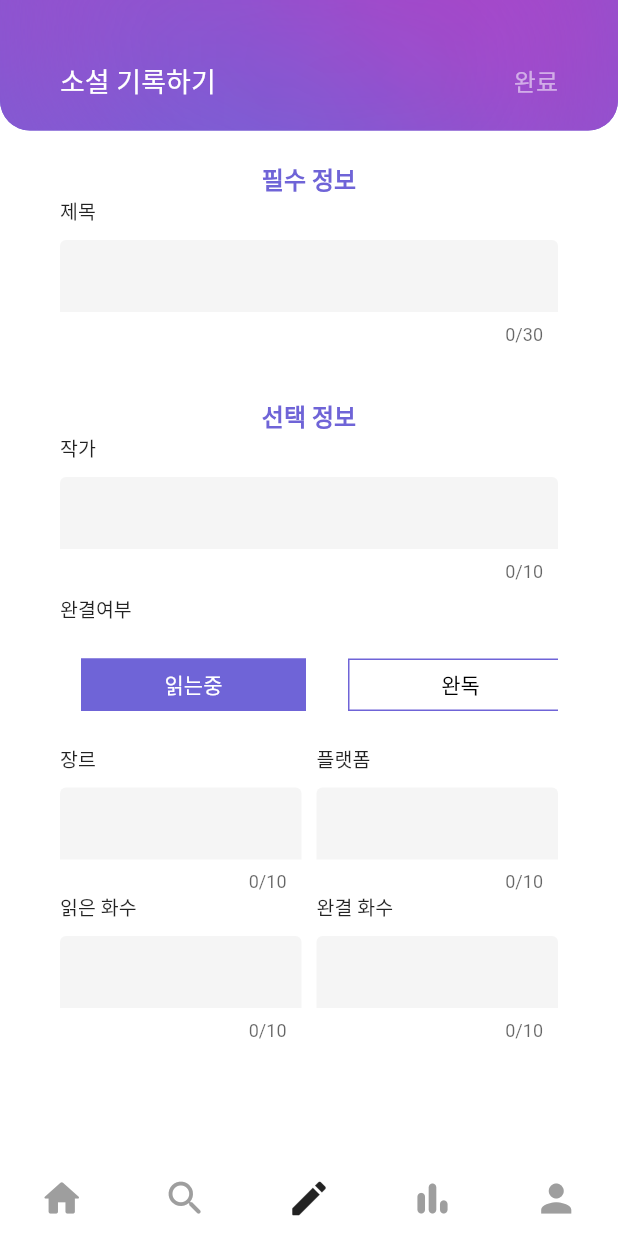
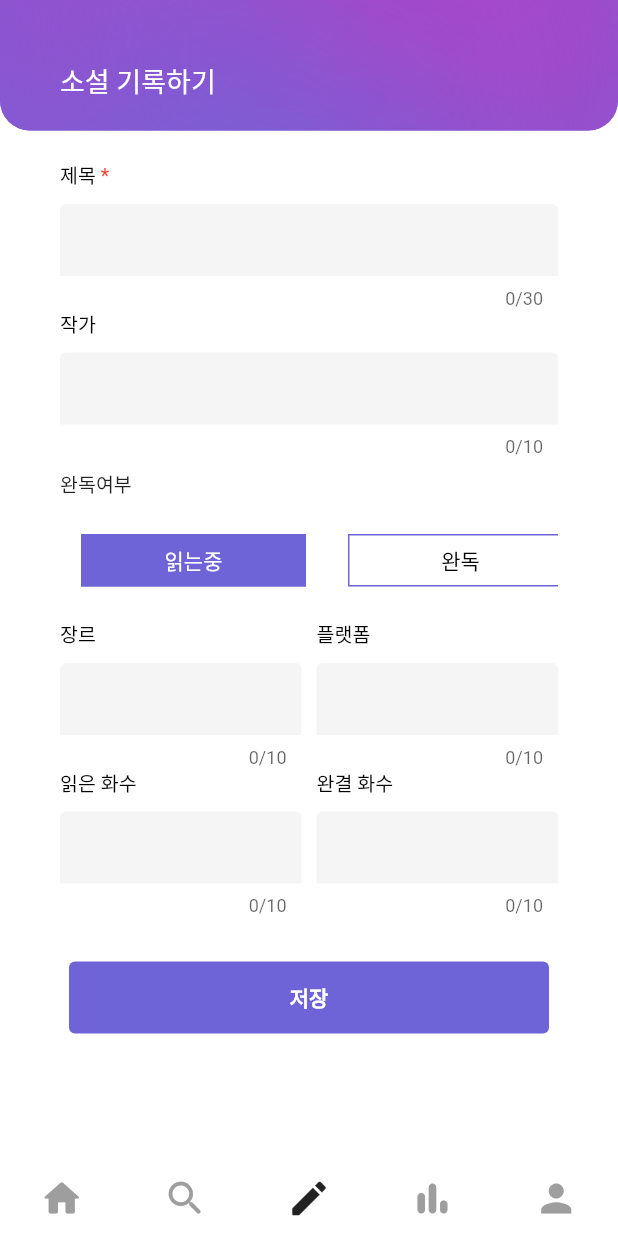
Before and after one commit to soyeon-noh/About, a Flutter app: the screen it shows after launch, item 3 of the bottom bar chosen, on a phone screen of 412 x 824 dp. Run offline on Flutter 3.47's test engine with Material 2 defaults, Android fonts, the light colour scheme and no system bars; drawn by our look-alikes of custom_radio_grouped_button; our stand-ins replace percent_indicator, syncfusion_flutter_charts; Roboto replaces fonts that are missing (Noto).

Commit message:
리팩토링

```diff
--- a/lib/main.dart
+++ b/lib/main.dart
@@ -4,6 +4,7 @@ import 'package:flutter/material.dart';
 void main() {
   runApp(
     MaterialApp(
+      debugShowCheckedModeBanner: false,
       theme: ThemeData(
         fontFamily: 'Noto',
         primaryColor: const Color(0xff6f64d7),
--- a/lib/screens/create_screen.dart
+++ b/lib/screens/create_screen.dart
@@ -1,3 +1,4 @@
+import 'package:about/widgets/bottom_navigator.dart';
 import 'package:about/widgets/header_widget.dart';
 import 'package:about/widgets/my_text_field_widget.dart';
 import 'package:flutter/material.dart';
@@ -22,20 +23,12 @@ class CreateScreen extends StatelessWidget {
               insideWidget: Padding(
                 padding: const EdgeInsets.symmetric(horizontal: 40),
                 child: Row(
-                  mainAxisAlignment: MainAxisAlignment.spaceBetween,
                   children: const [
                     Text(
                       '소설 기록하기',
                       style: TextStyle(
                         fontSize: 18,
                         color: Colors.white,
-                      ),
-                    ),
-                    Text(
-                      '완료',
-                      style: TextStyle(
-                        fontSize: 16,
-                        color: Colors.white54,
                       ),
                     ),
                   ],
@@ -51,58 +44,172 @@ class CreateScreen extends StatelessWidget {
                 padding: const EdgeInsets.symmetric(horizontal: 40.0),
                 child: Column(
                   children: [
-                    Column(
-                      children: [
-                        Text(
-                          '필수 정보',
-                          style: TextStyle(
-                            color: Theme.of(context).primaryColor,
-                            fontSize: 16,
-                            fontWeight: FontWeight.w600,
-                          ),
-                        ),
-                        const MyTextField(
+                    MyTextField(
                       label: '제목',
                       isNum: false,
                       maxLength: 30,
+                      isEssential: true,
+                      onSaved: (newValue) {},
+                      validator: (value) {
+                        return null;
+                      },
+                    ),
+                    MyTextField(
+                      label: '작가',
+                      isNum: false,
+                      maxLength: 10,
+                      isEssential: false,
+                      onSaved: (newValue) {},
+                      validator: (value) {
+                        return null;
+                      },
+                    ),
+                    const RadioButton(),
+                    Row(
+                      children: [
+                        Expanded(
+                          child: MyTextField(
+                            label: '장르',
+                            isNum: false,
+                            maxLength: 10,
+                            isEssential: false,
+                            onSaved: (newValue) {},
+                            validator: (value) {
+                              return null;
+                            },
+                          ),
+                        ),
+                        const SizedBox(width: 10),
+                        Expanded(
+                          child: MyTextField(
+                            label: '플랫폼',
+                            isNum: false,
+                            maxLength: 10,
+                            isEssential: false,
+                            onSaved: (newValue) {},
+                            validator: (value) {
+                              return null;
+                            },
+                          ),
+                        ),
+                      ],
+                    ),
+                    Row(
+                      children: [
+                        Expanded(
+                          child: MyTextField(
+                            label: '읽은 화수',
+                            isNum: true,
+                            maxLength: 10,
+                            isEssential: false,
+                            onSaved: (newValue) {},
+                            validator: (value) {
+                              return null;
+                            },
+                          ),
+                        ),
+                        const SizedBox(width: 10),
+                        Expanded(
+                          child: MyTextField(
+                            label: '완결 화수',
+                            isNum: true,
+                            maxLength: 10,
+                            isEssential: false,
+                            onSaved: (newValue) {},
+                            validator: (value) {
+                              return null;
+                            },
+                          ),
                         ),
                       ],
                     ),
                     const SizedBox(
-                      height: 15,
+                      height: 30,
                     ),
-                    Column(
-                      children: [
-                        const SizedBox(
-                          height: 20,
+                    SaveButton(formKey: formKey),
+                  ],
                 ),
-                        Text(
-                          '선택 정보',
+              ),
+            ),
+          ],
+        ),
+      ),
+    );
+  }
+}
+
+class SaveButton extends StatelessWidget {
+  const SaveButton({
+    super.key,
+    required this.formKey,
+  });
+
+  final GlobalKey<FormState> formKey;
+
+  @override
+  Widget build(BuildContext context) {
+    return ElevatedButton(
+      style: ButtonStyle(
+        fixedSize: MaterialStateProperty.all(
+          const Size(320, 48),
+        ),
+        elevation: MaterialStateProperty.all(0),
+        backgroundColor: MaterialStateColor.resolveWith(
+          (states) => Theme.of(context).primaryColor,
+        ),
+      ),
+      onPressed: () async {
+        if (formKey.currentState!.validate()) {
+          //validation이 성공하면 true 가 리턴됨
+          const snackBar = SnackBar(
+            content: Text(
+              '저장 완료!',
+              textAlign: TextAlign.center,
               style: TextStyle(
-                            color: Theme.of(context).primaryColor,
-                            fontSize: 16,
+                color: Colors.white,
+              ),
+            ),
+            backgroundColor: Color(0xff6f64d7),
+          );
+
+          ScaffoldMessenger.of(context).showSnackBar(snackBar);
+
+          //저장 버튼을 누르면 home으로 이동
+          Navigator.of(context)
+              .push(MaterialPageRoute(builder: (_) => BottomNavigator()));
+        }
+      },
+      child: const Text(
+        '저장',
+        style: TextStyle(
           fontWeight: FontWeight.w600,
         ),
       ),
-                        const MyTextField(
-                          label: '작가',
-                          isNum: false,
-                          maxLength: 10,
-                        ),
-                        Padding(
+    );
+  }
+}
+
+class RadioButton extends StatelessWidget {
+  const RadioButton({
+    super.key,
+  });
+
+  @override
+  Widget build(BuildContext context) {
+    return Padding(
       padding: const EdgeInsets.symmetric(vertical: 8.0),
       child: Column(
         children: [
-                              Padding(
-                                padding: const EdgeInsets.only(bottom: 10.0),
-                                child: Row(
+          Row(
             children: const [
               Text(
-                                      '완결여부',
+                '완독여부',
                 style: TextStyle(fontSize: 13),
               ),
             ],
           ),
+          const SizedBox(
+            height: 10,
           ),
           CustomRadioButton(
             elevation: 0,
@@ -122,54 +229,6 @@ class CreateScreen extends StatelessWidget {
           ),
         ],
       ),
-                        ),
-                        Row(
-                          children: const [
-                            Expanded(
-                              child: MyTextField(
-                                label: '장르',
-                                isNum: false,
-                                maxLength: 10,
-                              ),
-                            ),
-                            SizedBox(width: 10),
-                            Expanded(
-                              child: MyTextField(
-                                label: '플랫폼',
-                                isNum: false,
-                                maxLength: 10,
-                              ),
-                            ),
-                          ],
-                        ),
-                        Row(
-                          children: const [
-                            Expanded(
-                              child: MyTextField(
-                                label: '읽은 화수',
-                                isNum: true,
-                                maxLength: 10,
-                              ),
-                            ),
-                            SizedBox(width: 10),
-                            Expanded(
-                              child: MyTextField(
-                                label: '완결 화수',
-                                isNum: true,
-                                maxLength: 10,
-                              ),
-                            ),
-                          ],
-                        ),
-                      ],
-                    ),
-                  ],
-                ),
-              ),
-            ),
-          ],
-        ),
-      ),
     );
   }
 }
--- a/lib/screens/home_screen.dart
+++ b/lib/screens/home_screen.dart
@@ -116,6 +116,9 @@ class _HomeScreenState extends State<HomeScreen> {
                     ),
                   ],
                 ),
+                const Text(
+                  '( 38 )',
+                ),
               ],
             ),
           ),
--- a/lib/widgets/my_text_field_widget.dart
+++ b/lib/widgets/my_text_field_widget.dart
@@ -4,11 +4,18 @@ class MyTextField extends StatelessWidget {
   final String label;
   final bool isNum;
   final int maxLength;
-  const MyTextField(
-      {super.key,
-      required this.label,
-      required this.isNum,
-      required this.maxLength});
+  final bool isEssential;
+  final FormFieldSetter onSaved;
+  final FormFieldValidator validator;
+  const MyTextField({
+    super.key,
+    required this.label,
+    required this.isNum,
+    required this.maxLength,
+    required this.isEssential,
+    required this.onSaved,
+    required this.validator,
+  });
 
   @override
   Widget build(BuildContext context) {
@@ -23,9 +30,25 @@ class MyTextField extends StatelessWidget {
             padding: const EdgeInsets.only(bottom: 10.0),
             child: Row(
               children: [
-                Text(
-                  label,
-                  style: const TextStyle(fontSize: 13),
+                RichText(
+                  text: TextSpan(
+                      text: label,
+                      style: const TextStyle(
+                        fontSize: 13,
+                        color: Colors.black,
+                        fontFamily: 'Noto',
+                      ),
+                      children: [
+                        isEssential
+                            ? const TextSpan(
+                                text: ' *',
+                                style: TextStyle(
+                                  color: Colors.red,
+                                ))
+                            : const TextSpan(
+                                text: '',
+                              )
+                      ]),
                 ),
               ],
             ),
@@ -41,6 +64,7 @@ class MyTextField extends StatelessWidget {
                 fontSize: 14,
               ),
               suffixText: isNum ? '화' : '',
+
               focusColor: Theme.of(context).primaryColor,
 
               focusedBorder: _border(
@@ -59,10 +83,8 @@ class MyTextField extends StatelessWidget {
                 horizontal: 10,
               ),
             ),
-            onSaved: (val) {},
-            validator: (val) {
-              return null;
-            },
+            onSaved: onSaved,
+            validator: validator,
           ),
         ],
       ),
```
Also changed, not shown: lib/screens/modal_screen.dart (+73 -42 lines). Lines whose indentation alone changed are shown as unchanged.
